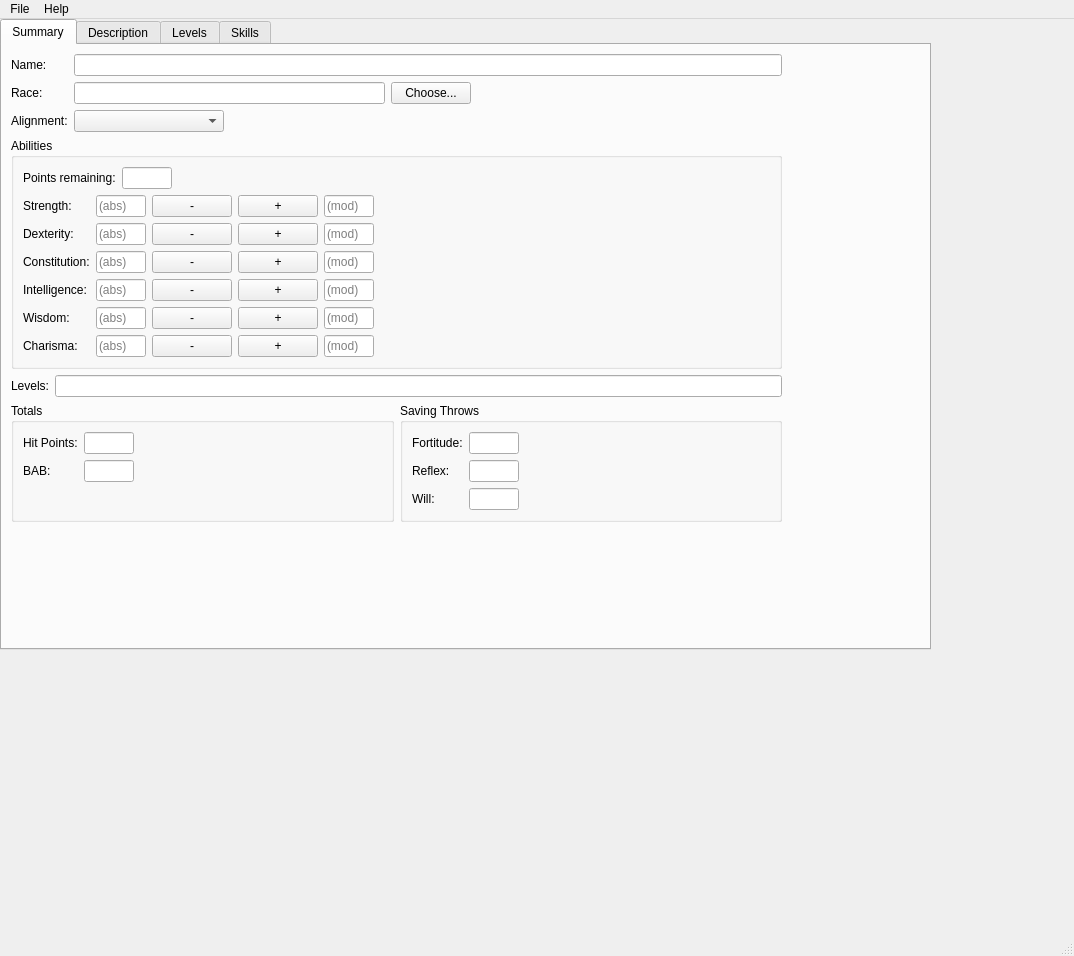
The window that nwnchargen.ui (rkibria/NwnCharGen) describes before a commit, drawn with Qt 5.
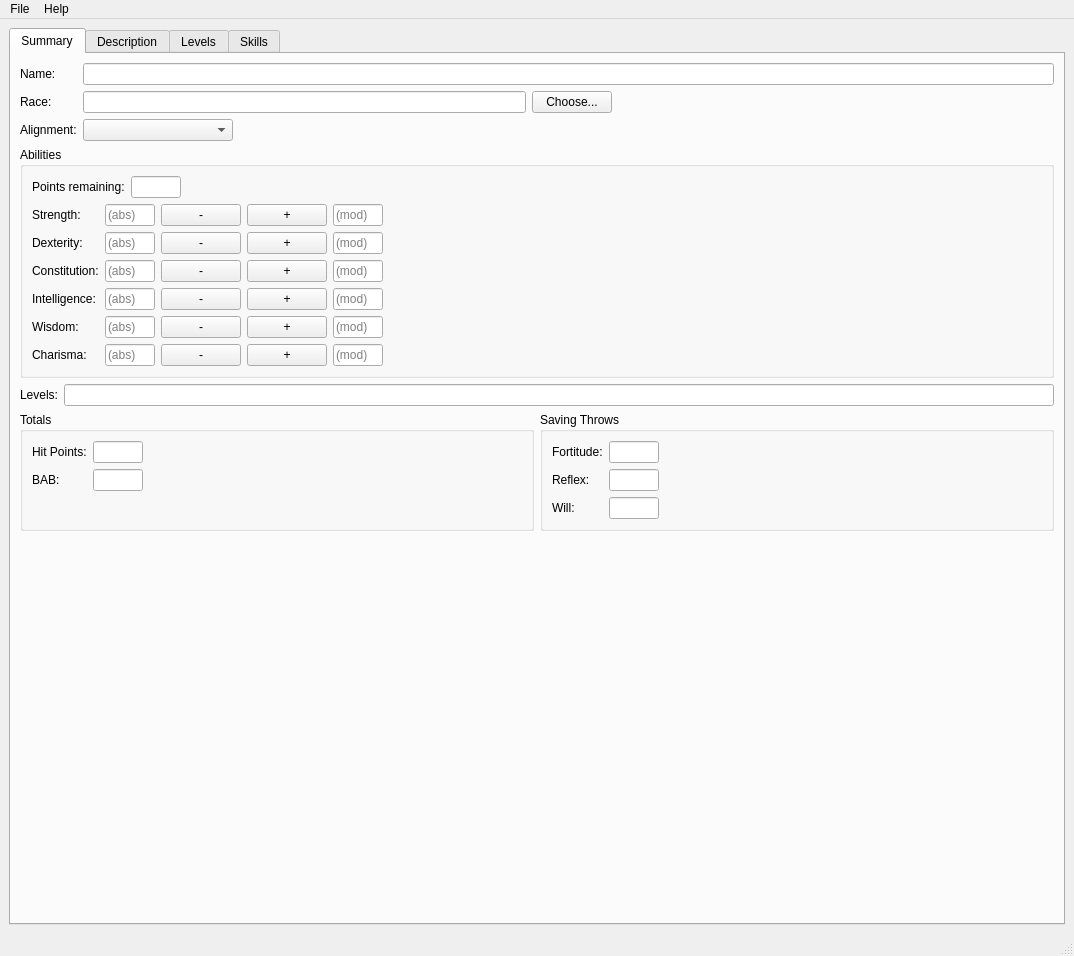
The same window after the commit.

Commit message: Expand tab widget to whole window

Patch:
```diff
--- a/nwnchargen.ui
+++ b/nwnchargen.ui
@@ -20,15 +20,9 @@
    <string>NwnCharGen</string>
   </property>
   <widget class="QWidget" name="centralwidget">
+   <layout class="QGridLayout" name="gridLayout_3">
+    <item row="0" column="0">
    <widget class="QTabWidget" name="tabWidget">
-    <property name="geometry">
-     <rect>
-      <x>0</x>
-      <y>0</y>
-      <width>931</width>
-      <height>631</height>
-     </rect>
-    </property>
     <property name="autoFillBackground">
      <bool>true</bool>
     </property>
@@ -48,15 +42,8 @@
      <attribute name="title">
       <string>Summary</string>
      </attribute>
-     <widget class="QWidget" name="verticalLayoutWidget">
-      <property name="geometry">
-       <rect>
-        <x>9</x>
-        <y>9</y>
-        <width>771</width>
-        <height>553</height>
-       </rect>
-      </property>
+       <layout class="QGridLayout" name="gridLayout_2">
+        <item row="0" column="0">
       <layout class="QVBoxLayout" name="verticalLayout">
        <item>
         <layout class="QFormLayout" name="formLayoutBasics">
@@ -914,7 +901,8 @@
         </spacer>
        </item>
       </layout>
-     </widget>
+        </item>
+       </layout>
     </widget>
     <widget class="QWidget" name="tab_description">
      <attribute name="title">
@@ -942,6 +930,8 @@
      </attribute>
     </widget>
    </widget>
+    </item>
+   </layout>
   </widget>
   <widget class="QMenuBar" name="menubar">
    <property name="geometry">
```
Lines whose indentation alone changed are shown as unchanged.
